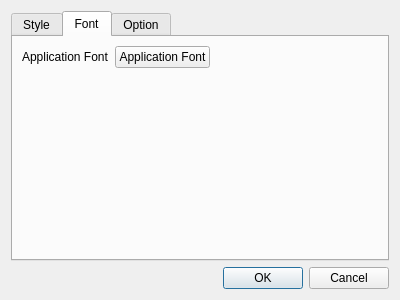
Qt form src/ui/preferences.ui (anilFree/seascope) before a commit.
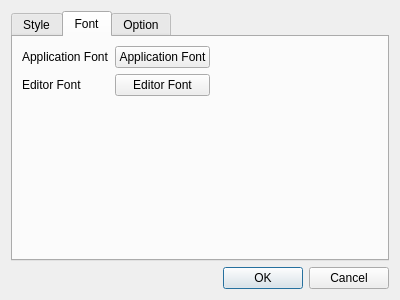
The same form after that commit. The open tabs and pages were chosen to show the change.

Commit message: Support for customization of Editor font

The edit to the form file:
```diff
--- a/src/ui/preferences.ui
+++ b/src/ui/preferences.ui
@@ -57,19 +57,6 @@
          </property>
         </widget>
        </item>
-       <item row="1" column="0">
-        <spacer name="prd_font_vspace1">
-         <property name="orientation">
-          <enum>Qt::Vertical</enum>
-         </property>
-         <property name="sizeHint" stdset="0">
-          <size>
-           <width>20</width>
-           <height>40</height>
-          </size>
-         </property>
-        </spacer>
-       </item>
        <item row="0" column="2">
         <spacer name="prd_font_hspace1">
          <property name="orientation">
@@ -83,6 +70,33 @@
          </property>
         </spacer>
        </item>
+       <item row="1" column="0">
+        <widget class="QLabel" name="prd_font_ev_lbl">
+         <property name="text">
+          <string>Editor Font</string>
+         </property>
+        </widget>
+       </item>
+       <item row="1" column="1">
+        <widget class="QPushButton" name="prd_font_ev_btn">
+         <property name="text">
+          <string>Editor Font</string>
+         </property>
+        </widget>
+       </item>
+       <item row="2" column="0">
+        <spacer name="prd_font_vspace1">
+         <property name="orientation">
+          <enum>Qt::Vertical</enum>
+         </property>
+         <property name="sizeHint" stdset="0">
+          <size>
+           <width>20</width>
+           <height>40</height>
+          </size>
+         </property>
+        </spacer>
+       </item>
       </layout>
      </widget>
      <widget class="QWidget" name="prd_opt_tab">
```
Left out of the diff: 2 changed lines with no effect on the pictures. The commit also changes 3 other files.
